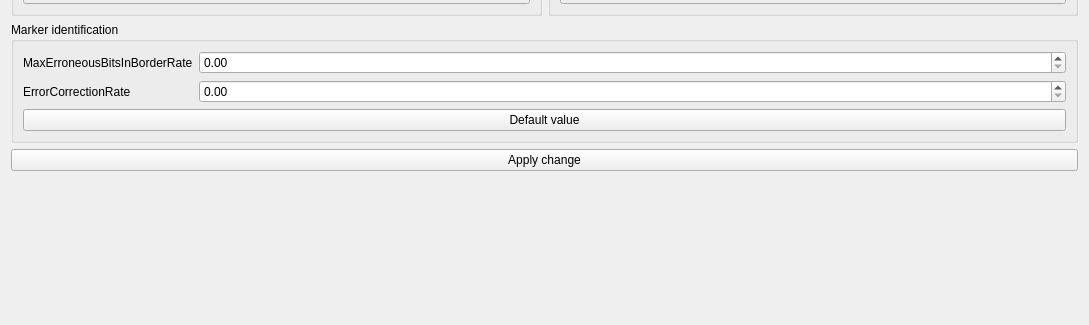
Before: the Qt Designer form aruco_tasks/ui/dialog_aruco_detector_params.ui in stereomatchingkiss/show_cases, drawn with Qt 5; both pictures show x 0 to 1089 and y 445 to 770 of the 1089 by 770 pixel window.
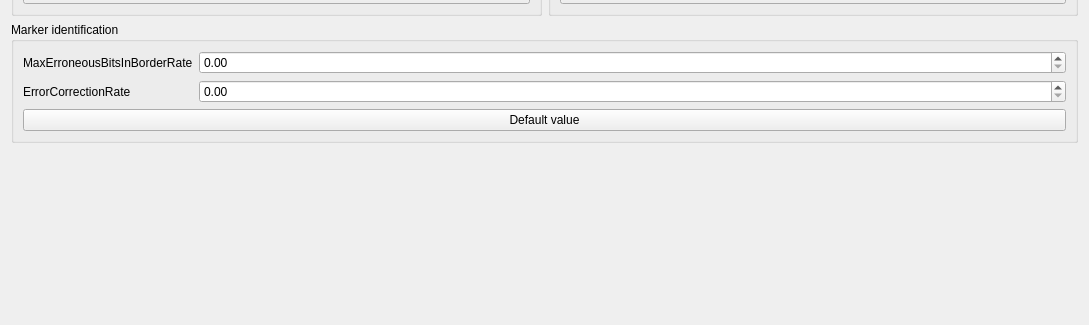
After: the same form once the commit is applied.

Commit message: remove useless button and implement default value button

What changed in the file:
```diff
--- a/aruco_tasks/ui/dialog_aruco_detector_params.ui
+++ b/aruco_tasks/ui/dialog_aruco_detector_params.ui
@@ -369,15 +369,7 @@
     </widget>
    </item>
    <item>
-    <layout class="QHBoxLayout" name="horizontalLayout_2">
-     <item>
-      <widget class="QPushButton" name="pushButtonApplyChange">
-       <property name="text">
-        <string>Apply change</string>
-       </property>
-      </widget>
-     </item>
-    </layout>
+    <layout class="QHBoxLayout" name="horizontalLayout_2"/>
    </item>
    <item>
     <spacer name="verticalSpacer">
```
The commit also changes 2 other files.
